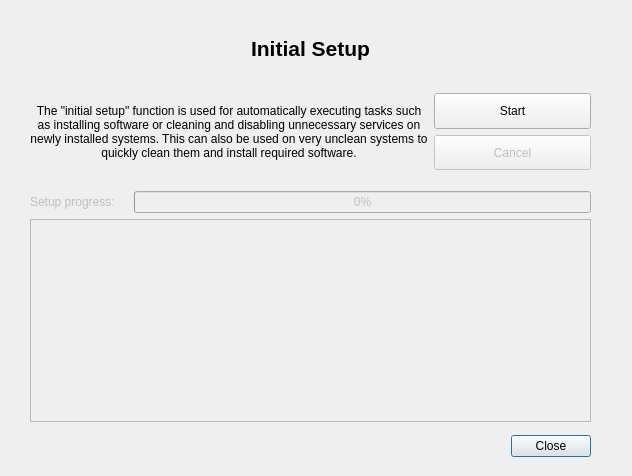
This is ui/initial_setup_dialog.ui in Atrate/qSchoolHelper as Qt 5 draws it before an edit. The edited form follows.
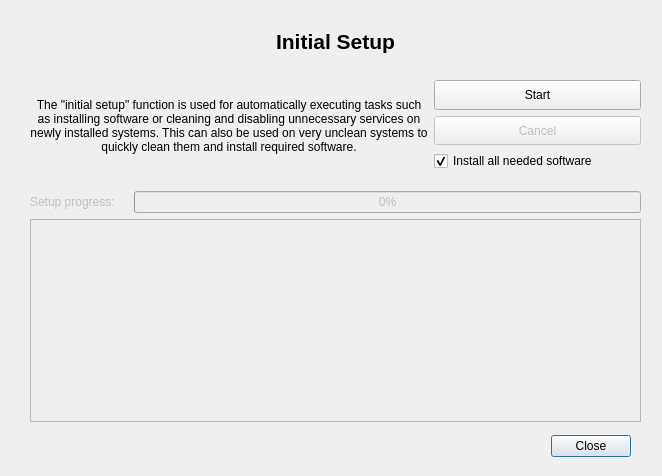
This is the edited form.

Commit message: Added more steps to initial setup

What changed in the file:
```diff
--- a/ui/initial_setup_dialog.ui
+++ b/ui/initial_setup_dialog.ui
@@ -6,7 +6,7 @@
    <rect>
     <x>0</x>
     <y>0</y>
-    <width>632</width>
+    <width>662</width>
     <height>476</height>
    </rect>
   </property>
@@ -19,7 +19,7 @@
   <widget class="QDialogButtonBox" name="button_box">
    <property name="geometry">
     <rect>
-     <x>500</x>
+     <x>540</x>
      <y>430</y>
      <width>91</width>
      <height>32</height>
@@ -40,7 +40,7 @@
     <rect>
      <x>30</x>
      <y>191</y>
-     <width>561</width>
+     <width>611</width>
      <height>231</height>
     </rect>
    </property>
@@ -79,8 +79,8 @@
     <rect>
      <x>30</x>
      <y>9</y>
-     <width>561</width>
-     <height>161</height>
+     <width>611</width>
+     <height>162</height>
     </rect>
    </property>
    <layout class="QGridLayout" name="gridLayout_3">
@@ -123,7 +123,17 @@
       </item>
      </layout>
     </item>
-    <item row="1" column="0">
+    <item row="2" column="1">
+     <widget class="QCheckBox" name="install_check_box">
+      <property name="text">
+       <string>Install all needed software</string>
+      </property>
+      <property name="checked">
+       <bool>true</bool>
+      </property>
+     </widget>
+    </item>
+    <item row="1" column="0" rowspan="2">
      <widget class="QLabel" name="description_label">
       <property name="sizePolicy">
        <sizepolicy hsizetype="Minimum" vsizetype="Minimum">
```
Left out of the diff: 34 changed lines with no effect on the pictures. The commit also changes 10 other files.
